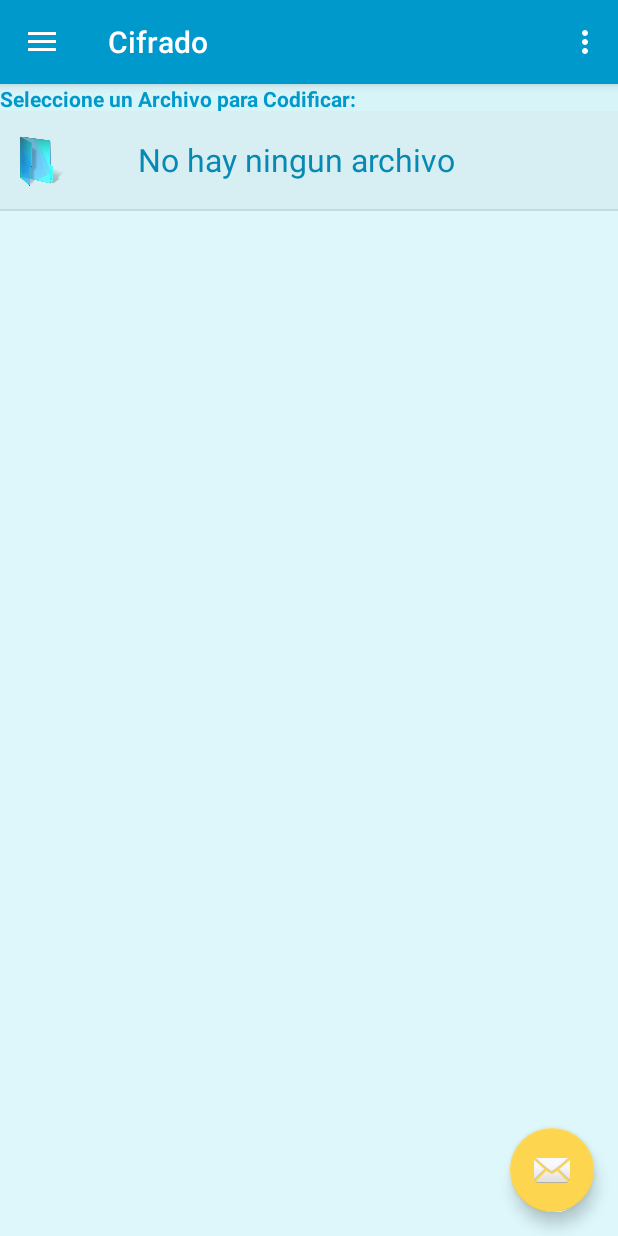
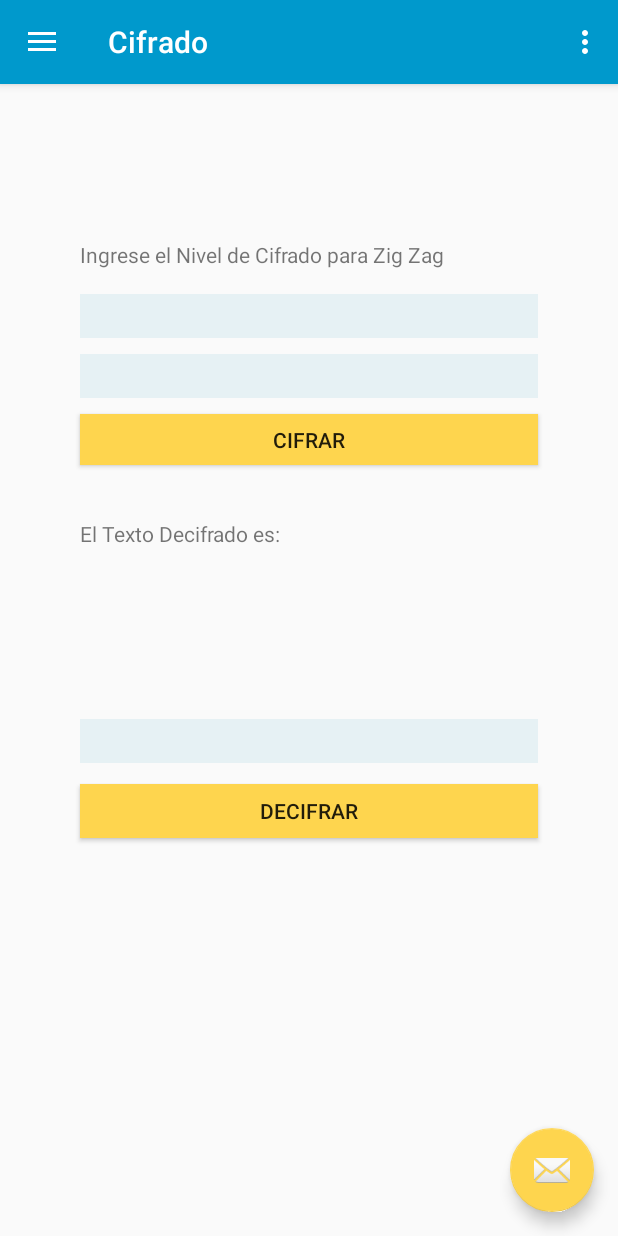
Before and after one commit to JoshHC/LAB03-ED2, an Android app: the screen it shows after launch (MainActivity), after a tap on "Cifrado Zig Zag", on a phone screen of 412 x 824 dp. Run offline under Robolectric (Android 15) with nearby library versions, the phone set to English and light mode, and no system bars; 1 other tap on this screen came first.

Commit message:
Interfaz Lista

```diff
--- a/CifradoC/app/src/main/java/com/example/josue/cifrado/CifradoZigZag.java
+++ b/CifradoC/app/src/main/java/com/example/josue/cifrado/CifradoZigZag.java
@@ -31,6 +31,8 @@ public class CifradoZigZag extends Fragment implements OnItemClickListener {
     private String DirectorioRaiz;
     private TextView CarpetaActual;
     ListView Lista;
+    static String TextoParaDecifrar;
+    static int NiveldeDecifrado;
 
     @Override
     public View onCreateView(LayoutInflater inflater, ViewGroup container, Bundle savedInstanceState) {
@@ -145,8 +147,9 @@ public class CifradoZigZag extends Fragment implements OnItemClickListener {
                 Dialogo.setCancelable(false);
                 Dialogo.setPositiveButton("Confirmar", new DialogInterface.OnClickListener() {
                     public void onClick(DialogInterface dialogo, int id) {
-
-                        //ZigZag CifradoZigZag = new ZigZag();
+                        //ZigZag CifradoZigZag = new ZigZag(TextoParaDecifrar,NiveldeDecifrado);
+                        getActivity().getSupportFragmentManager().beginTransaction().replace(R.id.contenedor, new ProcesoCifradoZigZag()).commit();
+                        Toast.makeText(getActivity(), "El Texto se Ha Codificado Correctamente ",Toast.LENGTH_SHORT).show();
 
                     }
                 });
@@ -170,4 +173,11 @@ public class CifradoZigZag extends Fragment implements OnItemClickListener {
         }
     }
 
+    public void RecibirParametros(String texto, int nivel)
+    {
+        TextoParaDecifrar = texto;
+        NiveldeDecifrado = nivel;
+    }
+
+
 }
--- a/CifradoC/app/src/main/java/com/example/josue/cifrado/MainActivity.java
+++ b/CifradoC/app/src/main/java/com/example/josue/cifrado/MainActivity.java
@@ -83,7 +83,7 @@ public class MainActivity extends AppCompatActivity
         android.support.v4.app.FragmentManager fragmentManager = getSupportFragmentManager();
 
         if (id == R.id.nav_camera) {
-            fragmentManager.beginTransaction().replace(R.id.contenedor, new CifradoZigZag()).commit();
+            fragmentManager.beginTransaction().replace(R.id.contenedor, new ProcesoCifradoZigZag()).commit();
         } else if (id == R.id.nav_gallery) {
             fragmentManager.beginTransaction().replace(R.id.contenedor, new CifradoEspiral()).commit();
         } else if (id == R.id.nav_slideshow) {
--- /dev/null
+++ b/CifradoC/app/src/main/java/com/example/josue/cifrado/ProcesoCifradoZigZag.java
@@ -0,0 +1,73 @@
+package com.example.josue.cifrado;
+
+import android.Manifest;
+import android.app.Activity;
+import android.app.AlertDialog;
+import android.content.Context;
+import android.content.DialogInterface;
+import android.content.pm.PackageManager;
+import android.net.Uri;
+import android.os.Bundle;
+import android.os.Environment;
+import android.support.annotation.NonNull;
+import android.support.design.widget.Snackbar;
+import android.support.v4.app.ActivityCompat;
+import android.support.v4.app.Fragment;
+import android.support.v4.content.ContextCompat;
+import android.view.LayoutInflater;
+import android.view.View;
+import android.view.ViewGroup;
+import android.widget.Button;
+import android.widget.ListView;
+import android.widget.TextView;
+import android.widget.Toast;
+
+
+public class ProcesoCifradoZigZag extends Fragment implements View.OnClickListener {
+
+    TextView Nivel;
+    TextView TextoDescifrado;
+    TextView TextoaDecifrar;
+    Button BotonCifrar;
+
+    @Override
+    public View onCreateView(LayoutInflater inflater, ViewGroup container, Bundle savedInstanceState) {
+
+        View view = inflater.inflate(R.layout.fragment_proceso_cifrado_zig_zag, container, false);
+
+        Nivel = (TextView) view.findViewById(R.id.txtNivel);
+        TextoDescifrado = (TextView) view.findViewById(R.id.txtTextoDescifrado);
+        TextoaDecifrar = (TextView) view.findViewById(R.id.txtTextoaDescifrar);
+        BotonCifrar = (Button) view.findViewById(R.id.btnCifrar);
+
+
+        BotonCifrar.setOnClickListener(this);
+
+        return view;
+    }
+
+    @Override
+    public void onClick(View view) {
+        CifradoZigZag Datos = new CifradoZigZag();
+
+        String Auxiliar = Nivel.getText().toString();
+
+        if(Auxiliar.equals("1"))
+        {
+
+            Toast.makeText(getActivity(), "ERROR El Nivel no Puede estar comprendido entre 0-1 ",Toast.LENGTH_SHORT).show();
+            Nivel.setText(" ");
+
+        }else if (Auxiliar.equals("0"))
+        {
+
+            Toast.makeText(getActivity(), "ERROR El Nivel no Puede estar comprendido entre 0-1 ",Toast.LENGTH_SHORT).show();
+            Nivel.setText(" ");
+
+        }else {
+            Datos.RecibirParametros(TextoaDecifrar.getText().toString(), Integer.parseInt(Nivel.getText().toString()));
+            getActivity().getSupportFragmentManager().beginTransaction().replace(R.id.contenedor, new CifradoZigZag()).commit();
+        }
+    }
+
+}
--- a/CifradoC/app/src/main/java/com/example/josue/cifrado/ZigZag.java
+++ b/CifradoC/app/src/main/java/com/example/josue/cifrado/ZigZag.java
@@ -4,7 +4,7 @@ public class ZigZag {
 
     private char[] Texto;
     private int[] niveles;
-    private int Nivel;
+    private static int Nivel;
 
 
     public ZigZag(String Texto, int Nivel) {
@@ -100,4 +100,5 @@ public class ZigZag {
         return tamaños;
     }
 
+
 }
--- /dev/null
+++ b/CifradoC/app/src/main/res/layout/fragment_proceso_cifrado_zig_zag.xml
@@ -0,0 +1,110 @@
+<?xml version="1.0" encoding="utf-8"?>
+<FrameLayout xmlns:android="http://schemas.android.com/apk/res/android"
+    xmlns:app="http://schemas.android.com/apk/res-auto"
+    xmlns:tools="http://schemas.android.com/tools"
+    android:id="@+id/ContenedorPrincipal"
+    android:layout_width="match_parent"
+    android:layout_height="match_parent"
+    tools:context=".ProcesoCifradoZigZag">
+
+    <!-- TODO: Update blank fragment layout -->
+
+    <RelativeLayout
+        android:layout_width="match_parent"
+        android:layout_height="match_parent">
+
+        <TextView
+            android:id="@+id/lblNivel"
+            android:layout_width="305dp"
+            android:layout_height="wrap_content"
+            android:layout_alignParentTop="true"
+            android:layout_centerHorizontal="true"
+            android:layout_marginTop="104dp"
+            android:text="@string/ingrese_el_nivel_de_cifrado_para_zig_zag"
+            app:layout_constraintBottom_toTopOf="@+id/txtNivel"
+            app:layout_constraintEnd_toEndOf="parent"
+            app:layout_constraintHorizontal_bias="0.181"
+            app:layout_constraintStart_toStartOf="parent"
+            app:layout_constraintTop_toTopOf="parent"
+            app:layout_constraintVertical_chainStyle="spread_inside" />
+
+        <Button
+            android:id="@+id/btnCifrar"
+            android:layout_width="305dp"
+            android:layout_height="34dp"
+            android:layout_alignParentTop="true"
+            android:layout_centerHorizontal="true"
+            android:layout_marginTop="220dp"
+            android:background="@color/colorAccent"
+            android:text="@string/cifrar"
+            app:layout_constraintBottom_toBottomOf="parent"
+            app:layout_constraintEnd_toEndOf="parent"
+            app:layout_constraintStart_toStartOf="parent"
+            app:layout_constraintTop_toTopOf="parent"
+            app:layout_constraintVertical_bias="0.0" />
+
+        <TextView
+            android:id="@+id/lbldescifrar"
+            android:layout_width="305dp"
+            android:layout_height="wrap_content"
+            android:layout_alignParentTop="true"
+            android:layout_centerHorizontal="true"
+            android:layout_marginTop="290dp"
+            android:text="@string/el_texto_decifrado_es"
+            app:layout_constraintBottom_toBottomOf="parent"
+            app:layout_constraintEnd_toEndOf="parent"
+            app:layout_constraintHorizontal_bias="0.506"
+            app:layout_constraintStart_toStartOf="parent"
+            app:layout_constraintTop_toTopOf="parent"
+            app:layout_constraintVertical_bias="0.158" />
+
+        <Button
+            android:id="@+id/btnDescifrar"
+            android:layout_width="305dp"
+            android:layout_height="36dp"
+            android:layout_alignParentBottom="true"
+            android:layout_centerHorizontal="true"
+            android:layout_marginBottom="265dp"
+            android:background="@color/colorAccent"
+            android:text="@string/decifrar"
+            app:layout_constraintBottom_toBottomOf="parent"
+            app:layout_constraintEnd_toEndOf="parent"
+            app:layout_constraintStart_toStartOf="parent"
+            app:layout_constraintTop_toBottomOf="@+id/txtTextoDescifrado"
+            app:layout_constraintVertical_bias="0.045" />
+
+        <EditText
+            android:id="@+id/txtNivel"
+            android:layout_width="305dp"
+            android:layout_height="29dp"
+            android:layout_alignParentTop="true"
+            android:layout_centerHorizontal="true"
+            android:layout_marginTop="180dp"
+            android:background="#140689b4"
+            android:ems="10"
+            android:inputType="numberSigned" />
+
+        <EditText
+            android:id="@+id/txtTextoaDescifrar"
+            android:layout_width="305dp"
+            android:layout_height="29dp"
+            android:layout_alignParentTop="true"
+            android:layout_centerHorizontal="true"
+            android:layout_marginTop="140dp"
+            android:background="#140689b4"
+            android:ems="10"
+            android:inputType="textPersonName" />
+
+        <EditText
+            android:id="@+id/txtTextoDescifrado"
+            android:layout_width="305dp"
+            android:layout_height="29dp"
+            android:layout_alignParentBottom="true"
+            android:layout_centerHorizontal="true"
+            android:layout_marginBottom="315dp"
+            android:background="#140689b4"
+            android:ems="10"
+            android:inputType="textPersonName" />
+    </RelativeLayout>
+
+</FrameLayout>
--- a/CifradoC/app/src/main/res/values/strings.xml
+++ b/CifradoC/app/src/main/res/values/strings.xml
@@ -9,4 +9,8 @@
 
     <!-- TODO: Remove or change this placeholder text -->
     <string name="hello_blank_fragment">Hello blank fragment</string>
+    <string name="ingrese_el_nivel_de_cifrado_para_zig_zag">Ingrese el Nivel de Cifrado para Zig Zag</string>
+    <string name="cifrar">Cifrar</string>
+    <string name="el_texto_decifrado_es">El Texto Decifrado es:</string>
+    <string name="decifrar">Decifrar</string>
 </resources>
```
